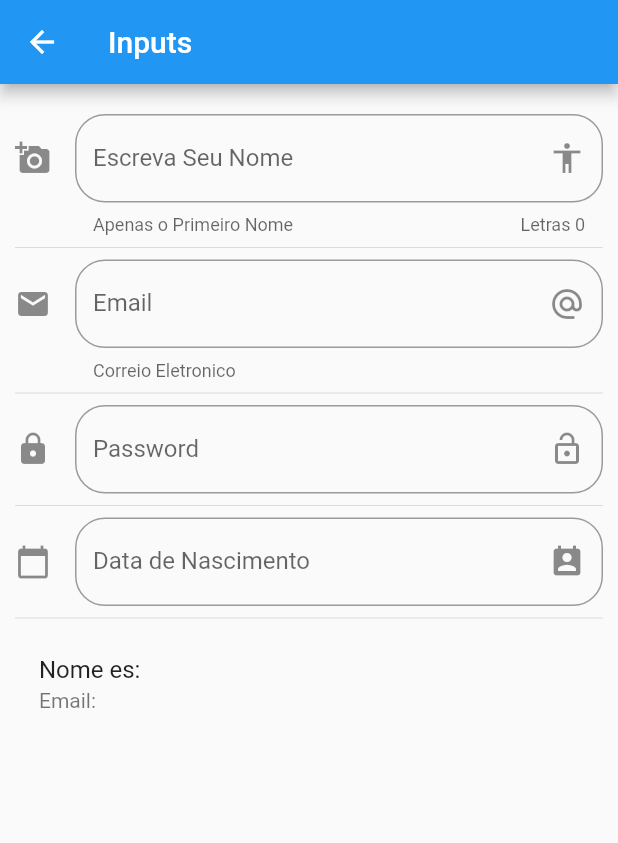
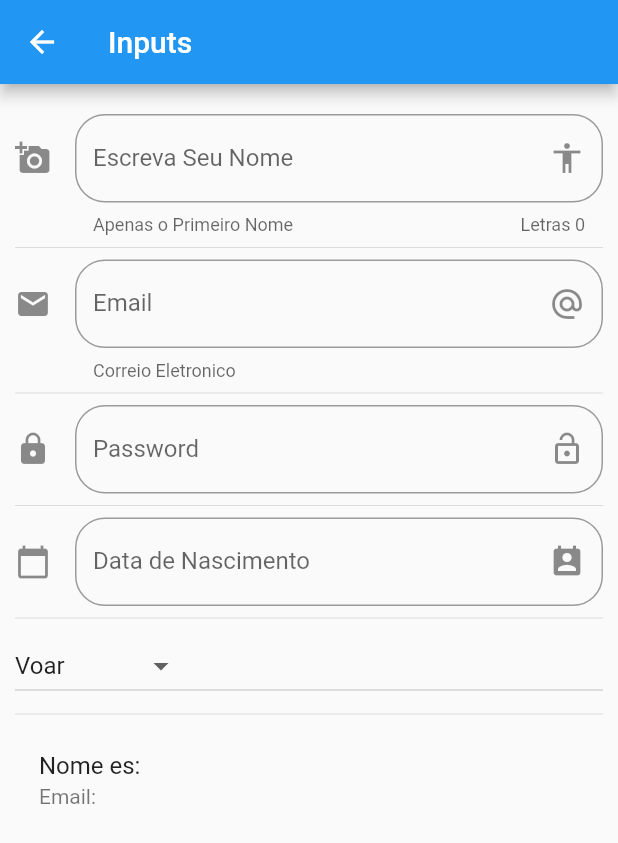
Before and after one commit to adilsontchameia/componentes, a Flutter app: the InputPage screen opened by its route, on a phone screen of 412 x 824 dp. Shown: the top 843 px of the screen. Run offline on Flutter 3.47's test engine with Material 2 defaults, Android fonts, the phone set to English and light mode, and no system bars.

Commit message:
criacao de dropdown

```diff
--- a/lib/src/pages/input_page.dart
+++ b/lib/src/pages/input_page.dart
@@ -11,6 +11,8 @@ class _InputPageState extends State<InputPage> {
   String _nome = '';
   String _email = '';
   String _data = '';
+  String _opcaoSelecionada = 'Voar';
+  List<String> _poderes = ['Voar', 'Raio X', 'Super Forca', 'Adilson'];
   TextEditingController _inputData = new TextEditingController();
 
   @override
@@ -29,6 +31,8 @@ class _InputPageState extends State<InputPage> {
             _criarPassword(),
             Divider(),
             _criarData(context),
+            Divider(),
+            _criarDropDown(),
             Divider(),
             _criarPessoa(),
           ],
@@ -145,4 +149,29 @@ class _InputPageState extends State<InputPage> {
       });
     }
   }
+
+  //Lista dos elementos
+  List<DropdownMenuItem<String>> getOpcoesDropdown() {
+    List<DropdownMenuItem<String>> lista = [];
+    for (var poder in _poderes) {
+      lista.add(DropdownMenuItem(
+        child: Text(poder),
+        value: poder,
+      ));
+    }
+    return lista;
+  }
+
+  _criarDropDown() {
+    return DropdownButton(
+      //valor atual da opcao selecionada
+      value: _opcaoSelecionada,
+      items: getOpcoesDropdown(),
+      onChanged: (opt) {
+        setState(() {
+          _opcaoSelecionada = opt.toString();
+        });
+      },
+    );
+  }
 }
```
